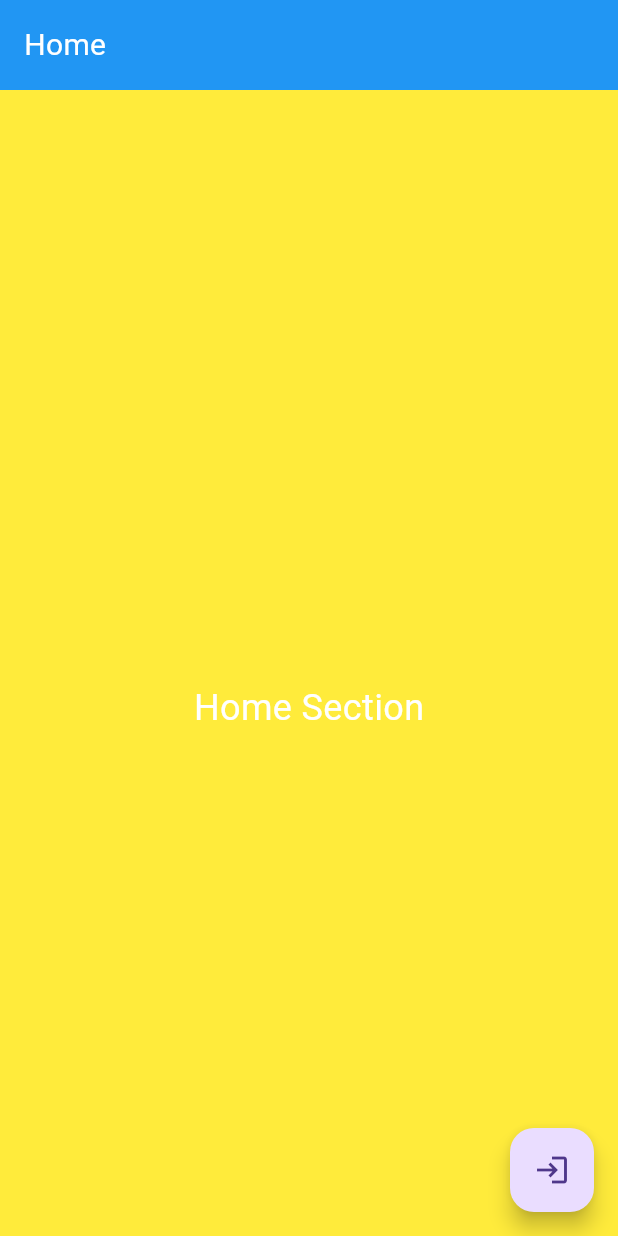
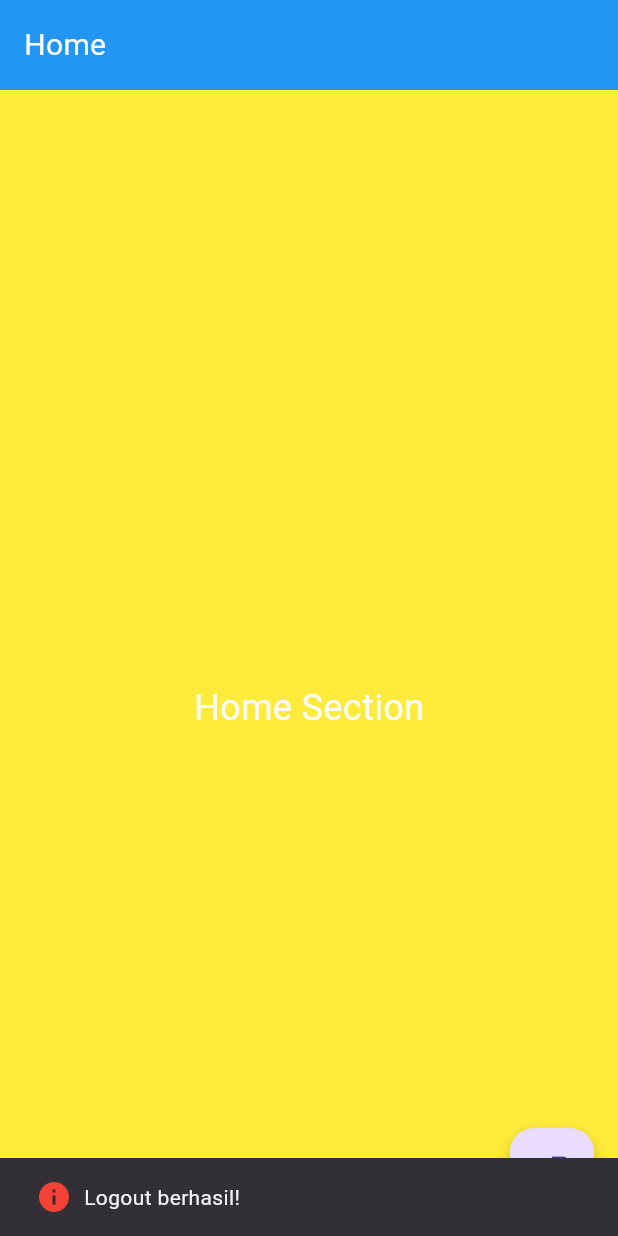
Before and after one commit to Hidayattullah/porto_cv, a Flutter app: the first screen one second after launch, on a phone screen of 412 x 824 dp. Run offline on Flutter 3.47's test engine with Material 3 defaults, Android fonts, the phone set to English and light mode, and no system bars; our stand-ins replace cloud_firestore, equatable, firebase_auth, firebase_core, flutter_bloc, flutter_sticky_header and 1 more; accounts and stored records are empty; statements that could not run were skipped.

Commit message:
menambahkan notifikasi dan tabel

```diff
--- a/lib/presentation/widgets/navigation/mobile_sec.dart
+++ b/lib/presentation/widgets/navigation/mobile_sec.dart
@@ -1,5 +1,8 @@
 import 'package:flutter/material.dart';
+import 'package:flutter_bloc/flutter_bloc.dart';
 import 'package:flutter_sticky_header/flutter_sticky_header.dart';
+import '../../cubits/auth/auth_cubit.dart';
+import '../../cubits/auth/auth_state.dart';
 import '../../pages/content/experience_sec.dart';
 import '../../pages/content/home_sec.dart';
 import '../../pages/content/project_sec.dart';
@@ -10,7 +13,39 @@ class MobileSec extends StatelessWidget {
 
   @override
   Widget build(BuildContext context) {
-    return Scaffold(
+    return BlocListener<AuthCubit, AuthState>(
+      listener: (context, state) {
+        if (state is AuthAuthenticated) {
+          // Notifikasi ketika berhasil login
+          ScaffoldMessenger.of(context).showSnackBar(
+            const SnackBar(
+              content: Row(
+                children: [
+                  Icon(Icons.check_circle, color: Colors.green),
+                  SizedBox(width: 8),
+                  Text('Login berhasil!'),
+                ],
+              ),
+              duration: Duration(seconds: 2),
+            ),
+          );
+        } else if (state is AuthUnauthenticated) {
+          // Notifikasi ketika berhasil logout
+          ScaffoldMessenger.of(context).showSnackBar(
+            const SnackBar(
+              content: Row(
+                children: [
+                  Icon(Icons.info, color: Colors.red),
+                  SizedBox(width: 8),
+                  Text('Logout berhasil!'),
+                ],
+              ),
+              duration: Duration(seconds: 2),
+            ),
+          );
+        }
+      },
+      child: Scaffold(
         body: CustomScrollView(
           slivers: [
             // Sticky Header untuk Home
@@ -74,12 +109,29 @@ class MobileSec extends StatelessWidget {
             ),
           ],
         ),
-      floatingActionButton: FloatingActionButton(
+        floatingActionButton: BlocBuilder<AuthCubit, AuthState>(
+          builder: (context, authState) {
+            if (authState is AuthAuthenticated) {
+              // Jika pengguna sudah login, tampilkan tombol logout
+              return FloatingActionButton(
+                onPressed: () {
+                  // Panggil fungsi logout dari AuthCubit
+                  context.read<AuthCubit>().signOut();
+                },
+                child: const Icon(Icons.logout), // Ubah ikon menjadi logout
+              );
+            } else {
+              // Jika belum login, tampilkan tombol login
+              return FloatingActionButton(
                 onPressed: () {
                   // Navigasi ke halaman login
                   Navigator.pushNamed(context, '/login');
                 },
-        child: const Icon(Icons.login),
+                child: const Icon(Icons.login), // Ikon login
+              );
+            }
+          },
+        ),
       ),
     );
   }
--- a/pubspec.yaml
+++ b/pubspec.yaml
@@ -44,6 +44,7 @@ dependencies:
   firebase_auth: ^5.2.0
   cloud_firestore: ^5.3.0
   uuid: ^4.5.0
+  material_table_view: ^5.0.0
 
 dev_dependencies:
   flutter_test:
```
Also changed, not shown: lib/presentation/pages/project/project_list_body.dart (+45 -5 lines), lib/presentation/pages/project/project_list_item.dart (+2 -11 lines), lib/presentation/widgets/navigation/desktop_sec.dart (+34 -1 lines), pubspec.lock. Lines whose indentation alone changed are shown as unchanged.
